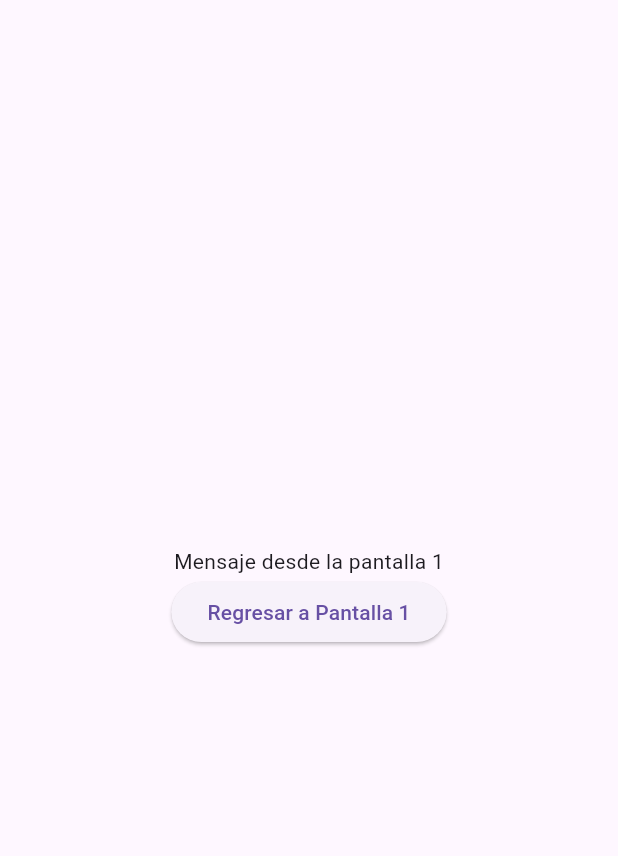
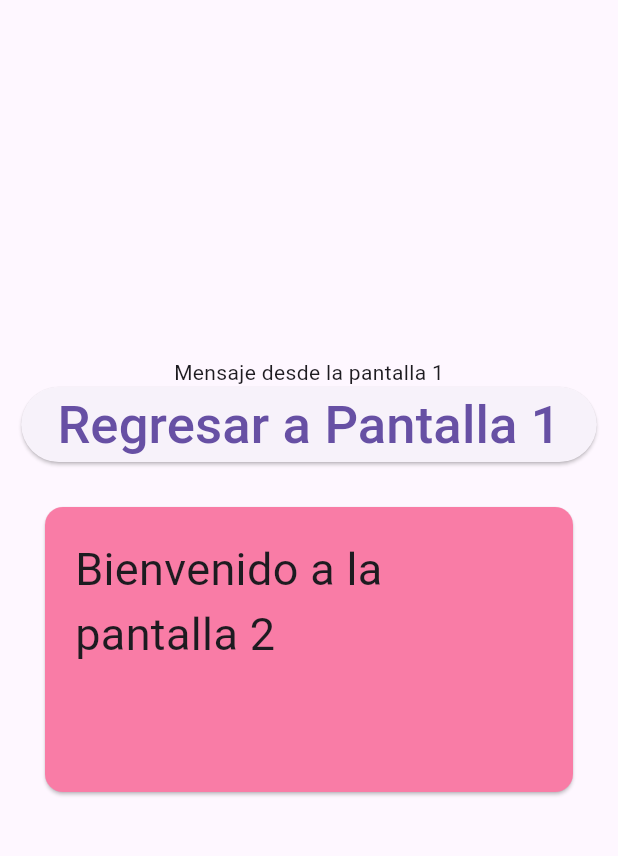
Before and after one commit to GonzalezBGA128/p12-RutasPaginas-6I, a Flutter app: the screen it shows after launch, after a tap on "Vamos a la pantalla 2", on a phone screen of 412 x 824 dp, the part 63-919 px from its top. Run offline on Flutter 3.47's test engine with Material 3 defaults, Android fonts, the phone set to English and light mode, and no system bars.

Commit message:
Update pantalla2.dart

```diff
--- a/lib/pantalla2.dart
+++ b/lib/pantalla2.dart
@@ -16,11 +16,27 @@ class Pantalla2 extends StatelessWidget {
           children: [
             Text(argumento),
             ElevatedButton(
-              child: const Text("Regresar a Pantalla 1"),
+              child: const Text("Regresar a Pantalla 1",
+                  style: TextStyle(fontSize: 35)),
               onPressed: () {
                 Navigator.pop(context);
               },
-            )
+            ),
+            Container(
+              width: double.infinity,
+              height: 250,
+              child: Card(
+                color: Color(0xfff97ca6),
+                margin: EdgeInsets.all(30),
+                child: Padding(
+                  padding: EdgeInsets.all(20),
+                  child: Text(
+                    'Bienvenido a la pantalla 2',
+                    style: TextStyle(fontSize: 30),
+                  ),
+                ),
+              ),
+            ),
           ],
         ),
       ),
```
